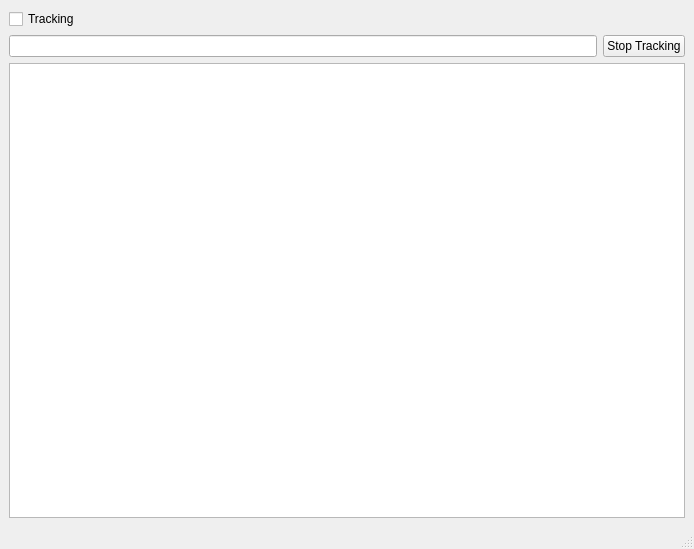
Before: the Qt Designer form ui/qamster.ui in Narfinger/qamster, drawn with Qt 5.
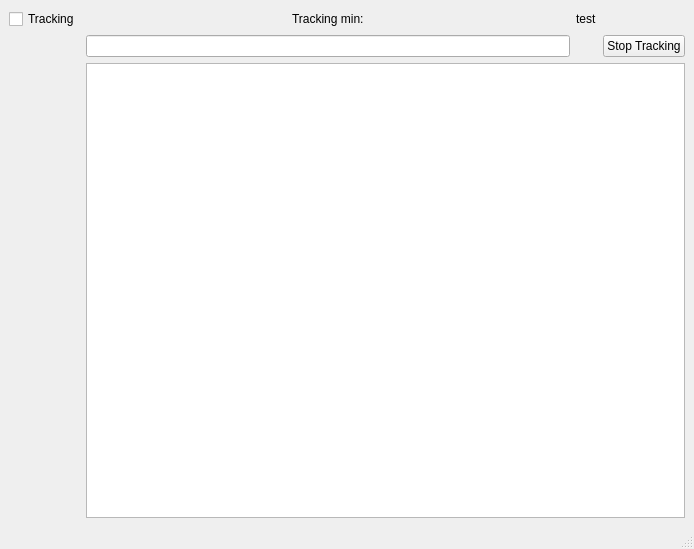
After: the same form once the commit is applied.

Patch:
```diff
--- a/ui/qamster.ui
+++ b/ui/qamster.ui
@@ -15,25 +15,39 @@
   </property>
   <widget class="QWidget" name="centralwidget">
    <layout class="QGridLayout" name="gridLayout">
-    <item row="0" column="0">
-     <widget class="QCheckBox" name="checkBox">
-      <property name="text">
-       <string>Tracking</string>
-      </property>
-     </widget>
-    </item>
-    <item row="1" column="0">
+    <item row="1" column="2">
      <widget class="QLineEdit" name="activityEdit"/>
     </item>
-    <item row="1" column="1">
+    <item row="0" column="3">
+     <widget class="QLabel" name="timeLabel">
+      <property name="text">
+       <string>test</string>
+      </property>
+     </widget>
+    </item>
+    <item row="2" column="2" colspan="3">
+     <widget class="QTableView" name="tableView"/>
+    </item>
+    <item row="1" column="4">
      <widget class="QPushButton" name="stopActivityButton">
       <property name="text">
        <string>Stop Tracking</string>
       </property>
      </widget>
     </item>
-    <item row="2" column="0" colspan="2">
-     <widget class="QTableView" name="tableView"/>
+    <item row="0" column="0">
+     <widget class="QCheckBox" name="checkBox">
+      <property name="text">
+       <string>Tracking</string>
+      </property>
+     </widget>
+    </item>
+    <item row="0" column="2" alignment="Qt::AlignHCenter">
+     <widget class="QLabel" name="label_2">
+      <property name="text">
+       <string>Tracking min:</string>
+      </property>
+     </widget>
     </item>
    </layout>
   </widget>
```
